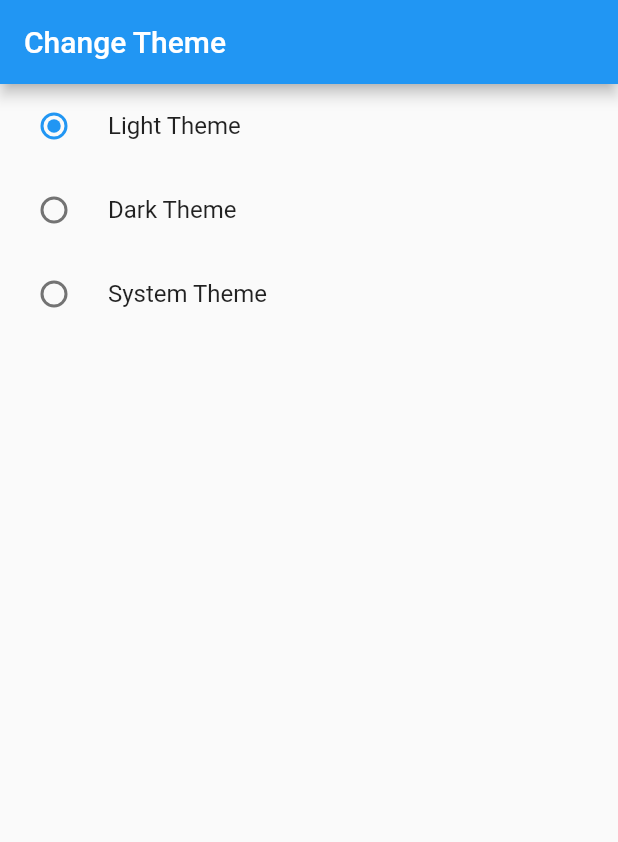
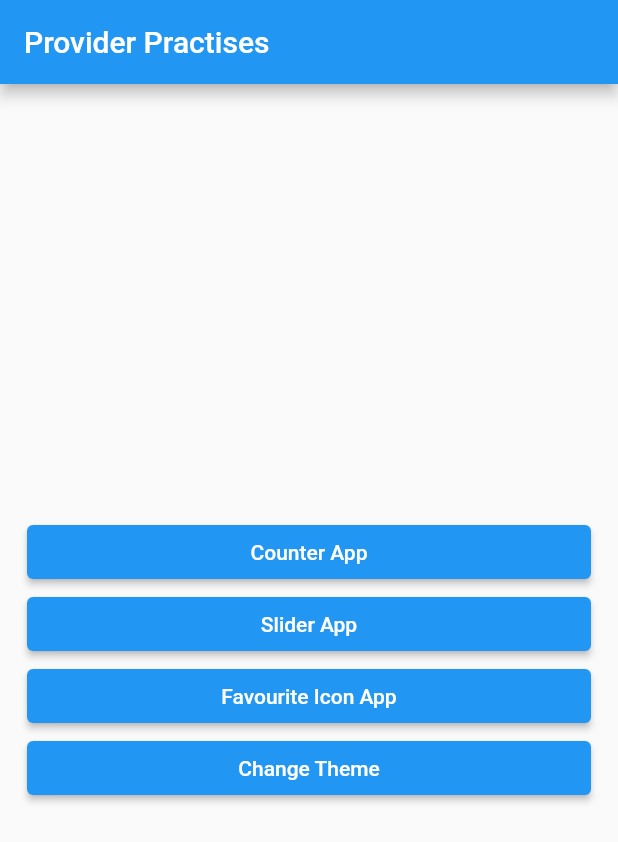
Before and after one commit to Balghari13/provider_prac, a Flutter app: the screen it shows after launch, on a phone screen of 412 x 824 dp. Shown: the top 842 px of the screen. Run offline on Flutter 3.47's test engine with Material 2 defaults, Android fonts, the phone set to English and light mode, and no system bars.

Commit message:
refactor code

```diff
--- a/lib/Counter App/count_provider.dart
+++ b/lib/Counter App/count_provider.dart
@@ -15,7 +15,7 @@ final countProvider = Provider.of<CountProvider>(context, listen: false);
     print('build ');
     return Scaffold(
       appBar: AppBar(
-        title: Text('why use provider'),
+        title: const Text('why use provider'),
         centerTitle: true,
       ),
       body: Center(
@@ -30,7 +30,7 @@ final countProvider = Provider.of<CountProvider>(context, listen: false);
       floatingActionButton: FloatingActionButton(
         onPressed: (){
              countProvider.setCount();
-        }, child: Icon(Icons.add),
+        }, child: const Icon(Icons.add),
       ),
     );
   }
--- a/lib/Enable Dark Theme/change_theme.dart
+++ b/lib/Enable Dark Theme/change_theme.dart
@@ -15,19 +15,19 @@ class _ChangeThemeState extends State<ChangeTheme> {
     final changeTheme = Provider.of<ChangeThemeProvider>(context);
     return Scaffold(
       appBar: AppBar(
-        title: Text('Change Theme'),
+        title: const Text('Change Theme'),
       ),
       body: Column(
         children: [
 RadioListTile(
-    title: Text('Light Theme'),
+    title: const Text('Light Theme'),
     value: ThemeMode.light, groupValue: changeTheme.themeMode, onChanged: changeTheme.setTheme),
           RadioListTile(
-            title: Text('Dark Theme'),
+            title: const Text('Dark Theme'),
               value: ThemeMode.dark, groupValue: changeTheme.themeMode
               , onChanged: changeTheme.setTheme),
           RadioListTile(
-              title: Text('System Theme'),
+              title: const Text('System Theme'),
               value: ThemeMode.system, groupValue: changeTheme.themeMode, onChanged: changeTheme.setTheme)
         ],
       ),
--- a/lib/Faviourte Icon/faviourte_wit_provider.dart
+++ b/lib/Faviourte Icon/faviourte_wit_provider.dart
@@ -19,7 +19,7 @@ class _FaviourteWithProviderState extends State<FaviourteWithProvider> {
     //FaviourteProvider faviourteProvider = Provider.of<FaviourteProvider>(context);
     return Scaffold(
       appBar: AppBar(
-        title: Text('Faviourte Provider'),
+        title: const Text('Faviourte Provider'),
       ),
       body: Column(
         children: [
@@ -38,8 +38,8 @@ class _FaviourteWithProviderState extends State<FaviourteWithProvider> {
                     value.add(index);
                   }
                 },
-                title: Text('Items ${index}'),
-                trailing: value.selected.contains(index)?Icon(Icons.favorite):Icon(Icons.favorite_outline),
+                title: Text('Items $index'),
+                trailing: value.selected.contains(index)?const Icon(Icons.favorite):const Icon(Icons.favorite_outline),
               );
             });
     }),
--- a/lib/Faviourte Icon/faviourte_without_provider.dart
+++ b/lib/Faviourte Icon/faviourte_without_provider.dart
@@ -14,7 +14,7 @@ class _FaviourtePageState extends State<FaviourtePage> {
   Widget build(BuildContext context) {
     return Scaffold(
       appBar: AppBar(
-        title: Text('Add Faviourte to List'),
+        title: const Text('Add Faviourte to List'),
       ),
       body: Column(
         children: [
--- a/lib/Slider App/slider_provider.dart
+++ b/lib/Slider App/slider_provider.dart
@@ -12,7 +12,7 @@ class SliderWithProvider extends StatelessWidget {
     print('build');
     return Scaffold(
       appBar: AppBar(
-        title: Text('Slider with provider'),
+        title: const Text('Slider with provider'),
       ),
       body: Column(
         mainAxisAlignment: MainAxisAlignment.center,
--- a/lib/main.dart
+++ b/lib/main.dart
@@ -2,6 +2,7 @@ import 'package:flutter/material.dart';
 import 'package:provider/provider.dart';
 import 'package:provider_prac/Counter%20App/provider.dart';
 import 'package:provider_prac/Enable%20Dark%20Theme/change_theme.dart';
+import 'package:provider_prac/show_all.dart';
 import 'Enable Dark Theme/provider_theme.dart';
 import 'Faviourte Icon/faviourte_provider.dart';
 import 'Slider App/provider.dart';
@@ -47,7 +48,8 @@ class MyApp extends StatelessWidget {
           brightness: Brightness.dark
         ),
 
-        home: ChangeTheme(),
+        home: const ShowAll(),
+        //ChangeTheme(),
         //const FaviourteWithProvider(),
         );
         }
--- /dev/null
+++ b/lib/show_all.dart
@@ -0,0 +1,39 @@
+import 'package:flutter/material.dart';
+import 'package:provider_prac/Counter%20App/count_provider.dart';
+import 'package:provider_prac/Enable%20Dark%20Theme/change_theme.dart';
+import 'package:provider_prac/Faviourte%20Icon/faviourte_without_provider.dart';
+import 'package:provider_prac/Slider%20App/slider_provider.dart';
+
+class ShowAll extends StatelessWidget {
+  const ShowAll({super.key});
+
+  @override
+  Widget build(BuildContext context) {
+    return Scaffold(
+      appBar: AppBar(
+        title: const Text('Provider Practises'),
+      ),
+      body: Padding(
+        padding: const EdgeInsets.all(18.0),
+        child: Column(
+          mainAxisAlignment: MainAxisAlignment.center,
+          crossAxisAlignment: CrossAxisAlignment.stretch,
+          children: [
+            ElevatedButton(onPressed: (){
+              Navigator.push(context, MaterialPageRoute(builder: (context)=>const CountProviderPage()));
+            }, child: const Text('Counter App')),
+            ElevatedButton(onPressed: (){
+              Navigator.push(context, MaterialPageRoute(builder: (context)=>const SliderWithProvider()));
+            }, child: const Text('Slider App')),
+            ElevatedButton(onPressed: (){
+              Navigator.push(context, MaterialPageRoute(builder: (context)=>const FaviourtePage()));
+            }, child: const Text('Favourite Icon App')),
+            ElevatedButton(onPressed: (){
+              Navigator.push(context, MaterialPageRoute(builder: (context)=>const ChangeTheme()));
+            }, child: const Text('Change Theme'))
+          ],
+        ),
+      ),
+    );
+  }
+}
```
